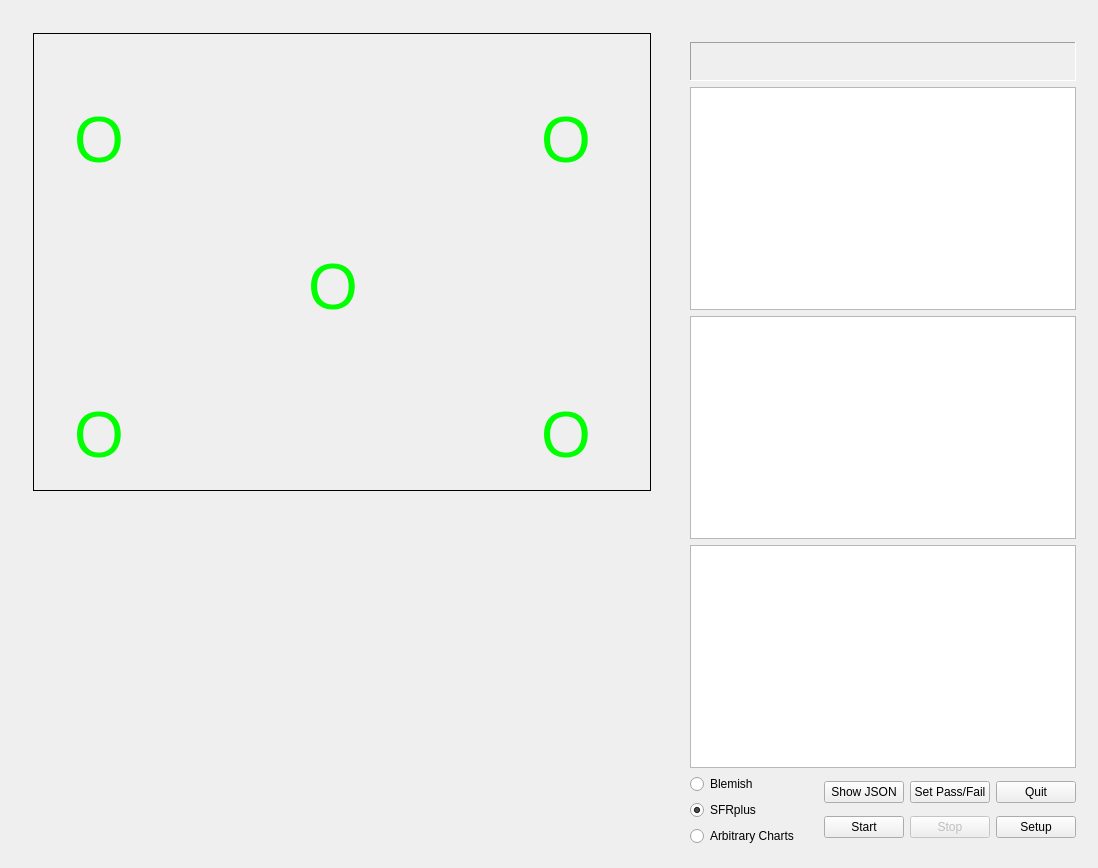
Before: the Qt Designer form app/operatorconsoledialog.ui in imatest/Operator-Console-Qt, drawn with Qt 5.
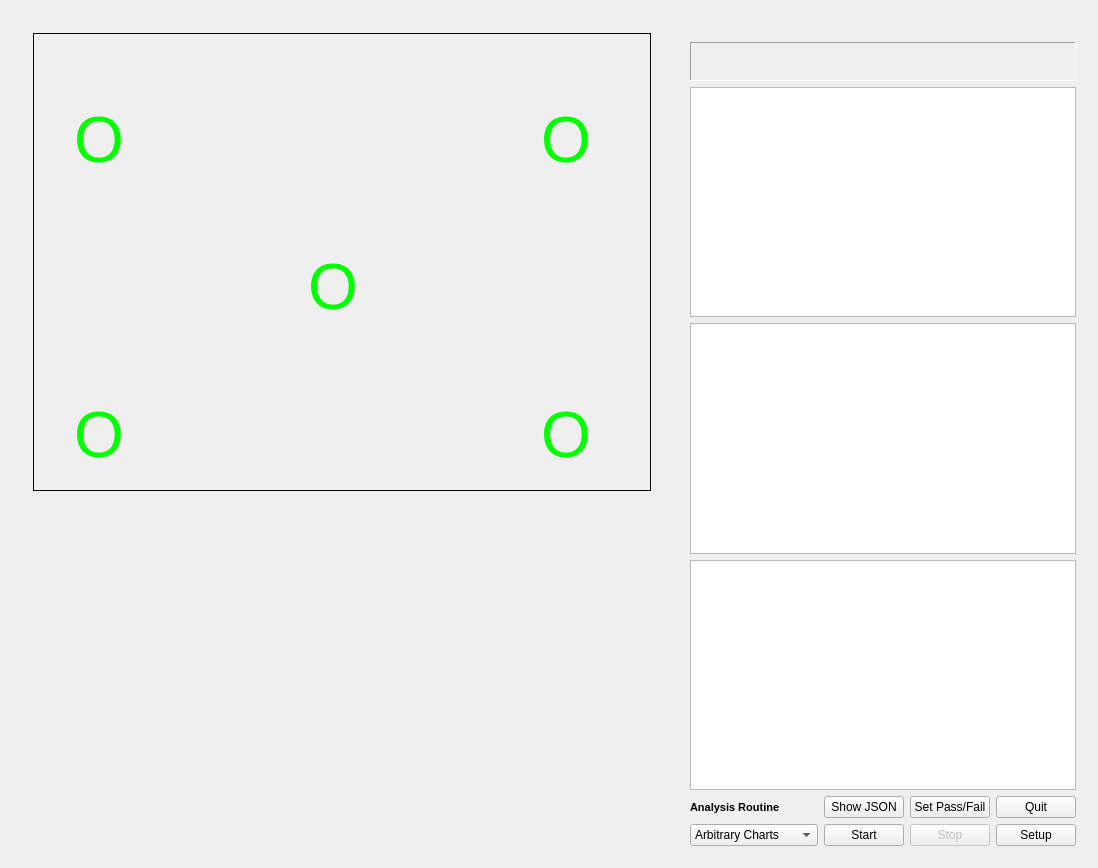
After: the same form once the commit is applied. Icons and pictures are not drawn.

Commit message: Incorporating SFRreg tests into the UI. The collection of radio buttons has been replaced with a combobox.

Patch:
```diff
--- a/app/operatorconsoledialog.ui
+++ b/app/operatorconsoledialog.ui
@@ -522,27 +522,41 @@
         <item>
          <layout class="QVBoxLayout" name="verticalLayout">
           <item>
-           <widget class="QRadioButton" name="radioBlemish">
+           <widget class="QLabel" name="label">
+            <property name="font">
+             <font>
+              <pointsize>8</pointsize>
+              <weight>75</weight>
+              <bold>true</bold>
+             </font>
+            </property>
+            <property name="text">
+             <string>Analysis Routine</string>
+            </property>
+           </widget>
+          </item>
+          <item>
+           <widget class="QComboBox" name="comboBox">
+            <item>
+             <property name="text">
+              <string>Arbitrary Charts</string>
+             </property>
+            </item>
+            <item>
             <property name="text">
              <string>Blemish</string>
             </property>
-           </widget>
           </item>
           <item>
-           <widget class="QRadioButton" name="radioSfr">
             <property name="text">
              <string>SFRplus</string>
             </property>
-            <property name="checked">
-             <bool>true</bool>
-            </property>
-           </widget>
           </item>
           <item>
-           <widget class="QRadioButton" name="radioCharts">
             <property name="text">
-             <string>Arbitrary Charts</string>
-            </property>
+              <string>SFRreg</string>
+             </property>
+            </item>
            </widget>
           </item>
          </layout>
```
Left out of the diff: 1 changed line with no effect on the pictures. Lines whose indentation alone changed are shown as unchanged. The commit also changes 6 other files.
